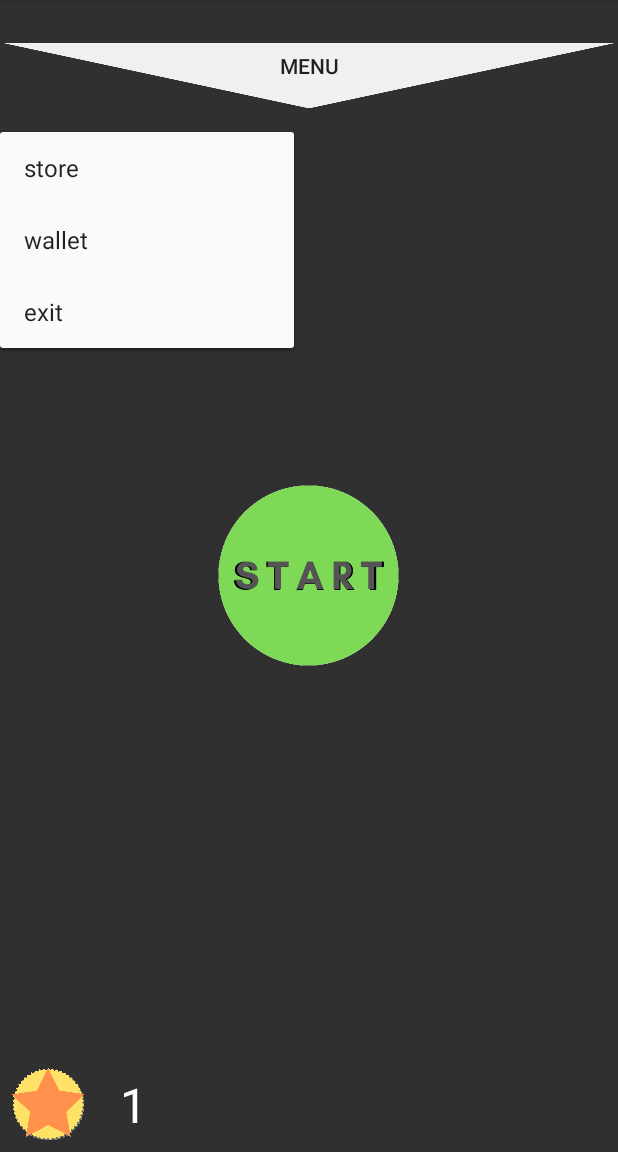
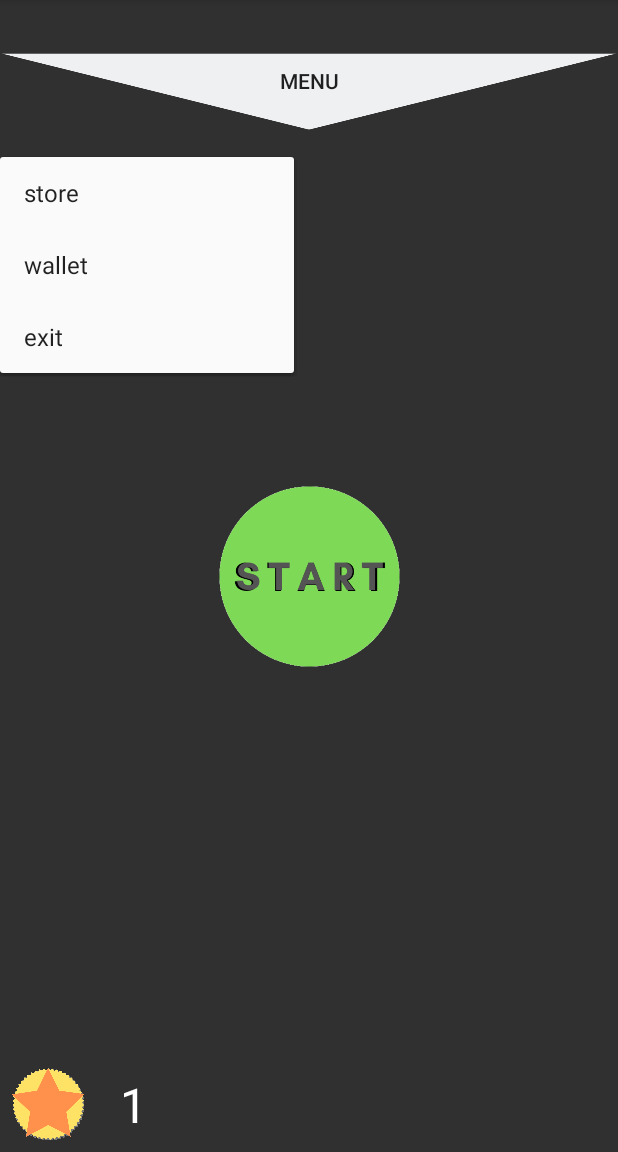
Before and after one commit to jnnuu/valuesport, an Android app: the screen it shows after launch (MainActivity), after a tap on "MENU", on a phone screen of 412 x 824 dp, the part 84-1236 px from its top. Run offline under Robolectric (Android 15) with nearby library versions, the phone set to English and light mode, and no system bars.

Commit message:
Update activity_main.xml

```diff
--- a/app/src/main/res/layout/activity_main.xml
+++ b/app/src/main/res/layout/activity_main.xml
@@ -20,65 +20,67 @@
     <Button
         android:id="@+id/button2"
         android:layout_width="0dp"
-        android:layout_height="88dp"
+        android:layout_height="102dp"
+        android:layout_marginBottom="8dp"
         android:background="@drawable/menuarrow"
         android:onClick="showPopup"
         android:text="MENU"
-        app:layout_constraintBottom_toBottomOf="parent"
+        app:layout_constraintBottom_toTopOf="@+id/guideline2"
         app:layout_constraintEnd_toEndOf="parent"
-        app:layout_constraintHorizontal_bias="0.0"
+        app:layout_constraintHorizontal_bias="1.0"
         app:layout_constraintStart_toStartOf="parent"
-        app:layout_constraintTop_toTopOf="parent"
-        app:layout_constraintVertical_bias="0.0" />
+        app:layout_constraintTop_toTopOf="parent" />
 
     <ImageButton
         android:id="@+id/startButton"
         android:layout_width="150dp"
         android:layout_height="150dp"
-        android:background="@color/darkgray"
-        android:scaleType="fitXY"
-        android:src="@drawable/start"
-        app:layout_constraintBottom_toBottomOf="parent"
-        app:layout_constraintEnd_toEndOf="parent"
-        app:layout_constraintHorizontal_bias="0.498"
-        app:layout_constraintStart_toStartOf="parent"
-        app:layout_constraintTop_toTopOf="parent"
-        app:layout_constraintVertical_bias="0.499"
-        tools:src="@drawable/start" />
-
-    <TextView
-        android:id="@+id/timerView"
-        android:layout_width="150dp"
-        android:layout_height="50dp"
-        android:layout_marginStart="8dp"
-        android:layout_marginLeft="8dp"
-        android:layout_marginEnd="8dp"
-        android:layout_marginRight="8dp"
-        android:layout_marginBottom="32dp"
-        android:gravity="center"
-        android:textColor="@color/white"
-        android:textSize="18sp"
-        app:layout_constraintBottom_toTopOf="@+id/startButton"
-        app:layout_constraintEnd_toEndOf="parent"
-        app:layout_constraintStart_toStartOf="parent" />
-
-    <TextView
-        android:id="@+id/distanceView"
-        android:layout_width="150dp"
-        android:layout_height="50dp"
         android:layout_marginStart="8dp"
         android:layout_marginLeft="8dp"
         android:layout_marginTop="8dp"
         android:layout_marginEnd="8dp"
         android:layout_marginRight="8dp"
         android:layout_marginBottom="8dp"
+        android:background="@color/darkgray"
+        android:scaleType="fitXY"
+        android:src="@drawable/start"
+        app:layout_constraintBottom_toTopOf="@+id/guideline3"
+        app:layout_constraintEnd_toEndOf="parent"
+        app:layout_constraintStart_toStartOf="parent"
+        app:layout_constraintTop_toTopOf="@+id/guideline2"
+        tools:src="@drawable/start" />
+
+    <TextView
+        android:id="@+id/timerView"
+        android:layout_width="150dp"
+        android:layout_height="wrap_content"
+        android:layout_marginStart="8dp"
+        android:layout_marginLeft="8dp"
+        android:layout_marginTop="8dp"
+        android:layout_marginEnd="8dp"
+        android:layout_marginRight="8dp"
+        android:gravity="center"
+        android:textColor="@color/white"
+        android:textSize="18sp"
+        app:layout_constraintEnd_toEndOf="parent"
+        app:layout_constraintStart_toStartOf="parent"
+        app:layout_constraintTop_toBottomOf="@+id/startButton" />
+
+    <TextView
+        android:id="@+id/distanceView"
+        android:layout_width="150dp"
+        android:layout_height="wrap_content"
+        android:layout_marginStart="8dp"
+        android:layout_marginLeft="8dp"
+        android:layout_marginEnd="8dp"
+        android:layout_marginRight="8dp"
+        android:layout_marginBottom="8dp"
         android:gravity="center"
         android:textColor="@color/white"
         android:textSize="30sp"
-        app:layout_constraintBottom_toTopOf="@+id/timerView"
+        app:layout_constraintBottom_toTopOf="@+id/startButton"
         app:layout_constraintEnd_toEndOf="parent"
-        app:layout_constraintStart_toStartOf="parent"
-        app:layout_constraintTop_toBottomOf="@+id/button2" />
+        app:layout_constraintStart_toStartOf="parent" />
 
     <ImageView
         android:id="@+id/imageView"
@@ -104,5 +106,19 @@
         app:layout_constraintStart_toEndOf="@+id/imageView"
         app:layout_constraintTop_toTopOf="@+id/imageView" />
 
+    <android.support.constraint.Guideline
+        android:id="@+id/guideline2"
+        android:layout_width="wrap_content"
+        android:layout_height="wrap_content"
+        android:orientation="horizontal"
+        app:layout_constraintGuide_percent="0.15" />
+
+    <android.support.constraint.Guideline
+        android:id="@+id/guideline3"
+        android:layout_width="wrap_content"
+        android:layout_height="wrap_content"
+        android:orientation="horizontal"
+        app:layout_constraintGuide_percent="0.85" />
+
 
 </android.support.constraint.ConstraintLayout>
```
